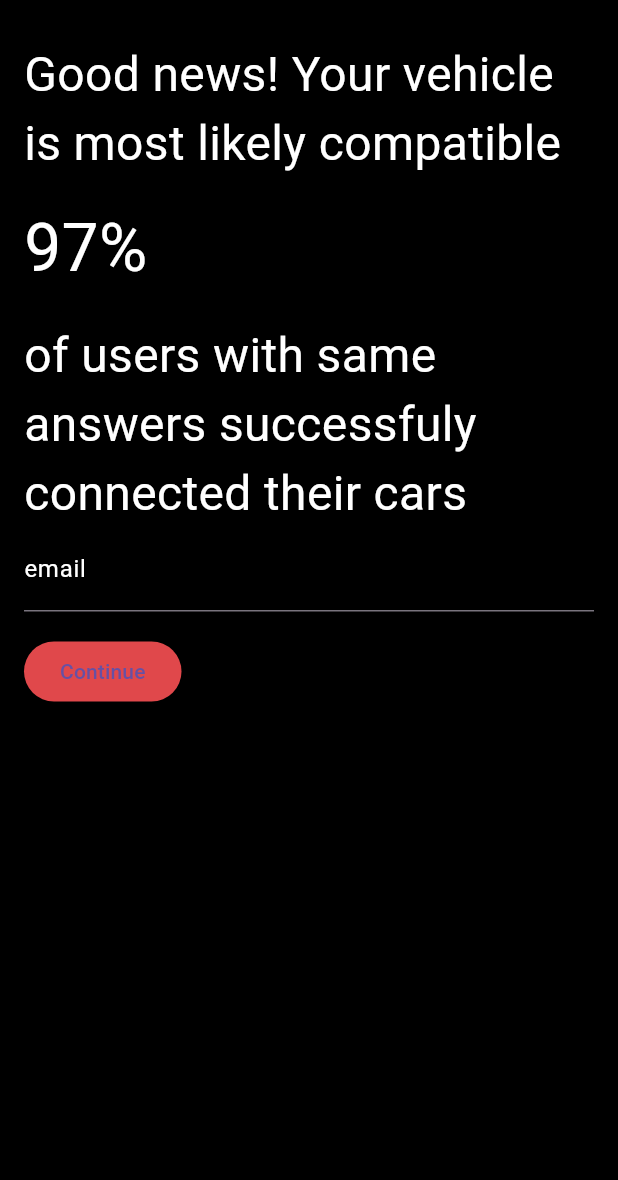
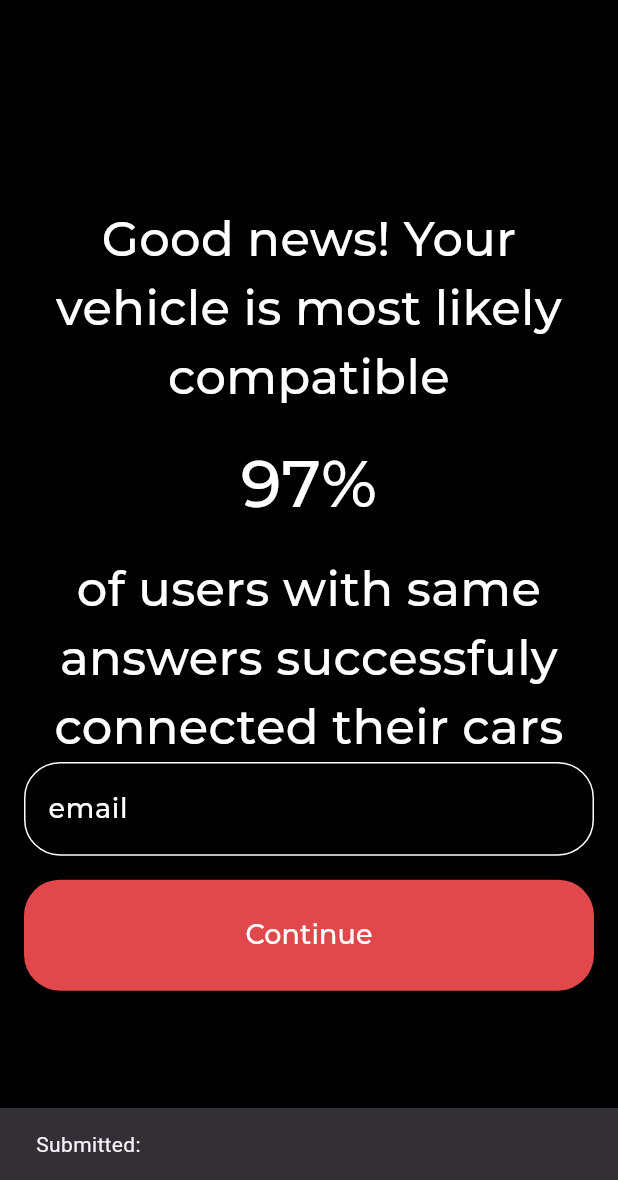
Before and after one commit to ramilsalihar/dynamic_ui, a Flutter app: the screen it shows after launch, after a tap on "Continue", on a phone screen of 412 x 824 dp, the part 56-1236 px from its top. Run offline on Flutter 3.47's test engine with Material 3 defaults, Android fonts, the light colour scheme and no system bars; our stand-ins replace cloud_firestore, firebase_core, flutter_riverpod, get_it, google_fonts; accounts and stored records are empty.

Commit message:
dynamic widgets updated

```diff
--- a/lib/screens/first_tab_screen.dart
+++ b/lib/screens/first_tab_screen.dart
@@ -1,68 +1,104 @@
 import 'package:dynamic_ui/core/config/component.dart';
 import 'package:dynamic_ui/core/config/screen_config.dart';
 import 'package:dynamic_ui/core/service_locator.dart';
+import 'package:dynamic_ui/core/theme.dart';
+import 'package:dynamic_ui/widgets/dynamic_component_builder.dart';
 import 'package:flutter/material.dart';
+import 'package:flutter_riverpod/flutter_riverpod.dart';
 
-class FirstTabScreen extends StatelessWidget {
+class FirstTabScreen extends ConsumerWidget {
   const FirstTabScreen({super.key});
 
   @override
-  Widget build(BuildContext context) {
+  Widget build(BuildContext context, WidgetRef ref) {
     final screenConfigController = getIt<ScreenConfigController>();
     final screenConfig = screenConfigController.screenConfig;
     final backgroundColor = screenConfigController.backgroundColor;
 
+    final theme = ref.watch(themeManagerProvider);
+    final inputController = TextEditingController();
 
     return Container(
       color: backgroundColor,
       child: Padding(
         padding: const EdgeInsets.all(16.0),
         child: Column(
-          crossAxisAlignment: CrossAxisAlignment.start,
-          children: screenConfig.components.map((component) {
-            return _buildComponent(component);
-          }).toList(),
+          mainAxisAlignment: MainAxisAlignment.center,
+          crossAxisAlignment: CrossAxisAlignment.center,
+          children: screenConfig.components
+              .map((component) => _buildCustomComponent(
+                    context: context,
+                    theme: theme,
+                    component: component,
+                    inputController: inputController,
+                  ))
+              .toList(),
         ),
       ),
     );
   }
+}
 
-  Widget _buildComponent(Component component) {
+Widget _buildCustomComponent({
+  required BuildContext context,
+  required ThemeData theme,
+  required Component component,
+  required TextEditingController inputController,
+}) {
+  final builder = DynamicComponentBuilder(context: context, theme: theme);
+
   switch (component.type) {
     case 'textView':
-        return Text(
-          component.params['text'] ?? 'Default Text',
-          style: TextStyle(
-            fontSize: (component.params['size'] ?? 16).toDouble(),
-            color: Color(
-                int.parse('0xFF${component.params['color'] ?? '000000'}')),
+      return builder.build(
+        Component(
+          type: 'textView',
+          params: {
+            ...component.params,
+          },
         ),
       );
-      case 'margin':
-        return SizedBox(
-          height: (component.params['paddingV'] ?? 8).toDouble(),
-          width: (component.params['paddingH'] ?? 8).toDouble(),
-        );
+
     case 'input':
-        return TextField(
-          decoration: InputDecoration(
-            labelText: component.params['inputName'] ?? 'Input',
-            labelStyle: TextStyle(
-              color: Color(int.parse('0xFF${component.params['color']}')),
-            ),
+      return builder.build(
+        Component(
+          type: 'input',
+          params: {
+            ...component.params,
+            'controller': inputController,
+          },
         ),
       );
+
+    case 'margin':
+      return builder.build(
+        Component(
+          type: 'margin',
+          params: {
+            ...component.params,
+          },
+        ),
+      );
+
     case 'nextButton':
-        return ElevatedButton(
-          style: ElevatedButton.styleFrom(
-            backgroundColor:
-                Color(int.parse('0xFF${component.params['color']}')),
+      return builder.build(
+        Component(
+          type: 'nextButton',
+          params: {
+            ...component.params,
+            'onPressed': () {
+              print('Here is my email: ${inputController.text}');
+
+              ScaffoldMessenger.of(context).showSnackBar(
+                SnackBar(
+                  content: Text('Submitted: ${inputController.text}'),
                 ),
-          onPressed: () {},
-          child: Text(component.params['text'] ?? 'Button'),
               );
+            },
+          },
+        ),
+      );
+
     default:
       return const SizedBox.shrink();
   }
 }
-}
--- a/lib/screens/second_tab_screen.dart
+++ b/lib/screens/second_tab_screen.dart
@@ -4,7 +4,7 @@ import 'package:dynamic_ui/core/service_locator.dart';
 import 'package:dynamic_ui/core/theme.dart';
 import 'package:dynamic_ui/models/task.dart';
 import 'package:dynamic_ui/notifiers/task_notifier.dart';
-import 'package:dynamic_ui/screens/tasks/task_card.dart';
+import 'package:dynamic_ui/widgets/task_card.dart';
 import 'package:flutter/material.dart';
 import 'package:flutter_riverpod/flutter_riverpod.dart';
 
@@ -70,7 +70,12 @@ class SecondTabScreenState extends ConsumerState<SecondTabScreen>
           : RefreshIndicator(
         onRefresh: _onRefresh,
         child: ListView.builder(
-          padding: const EdgeInsets.only(top: 20),
+          padding: const EdgeInsets.only(
+            top: 16,
+            left: 16,
+            right: 16,
+            bottom: kToolbarHeight * 2,
+          ),
           itemCount: tasks.length,
           itemBuilder: (context, index) {
             final task = tasks[index];
--- /dev/null
+++ b/lib/widgets/dynamic_component_builder.dart
@@ -0,0 +1,103 @@
+import 'package:dynamic_ui/core/config/component.dart';
+import 'package:flutter/material.dart';
+
+class DynamicComponentBuilder {
+  final BuildContext context;
+  final ThemeData theme;
+
+  DynamicComponentBuilder({
+    required this.context,
+    required this.theme,
+  });
+
+  Widget build(Component component) {
+    switch (component.type) {
+      case 'textView':
+        return _buildTextView(component);
+      case 'margin':
+        return _buildMargin(component);
+      case 'input':
+        return _buildInput(component);
+      case 'nextButton':
+        return _buildNextButton(component);
+      default:
+        return const SizedBox.shrink();
+    }
+  }
+
+  Widget _buildTextView(Component component) {
+    return Text(
+      component.params['text'] ?? 'Default Text',
+      style: theme.textTheme.headlineMedium?.copyWith(
+        fontSize: (component.params['size'] ?? 16).toDouble(),
+        color: Color(
+          int.parse('0xFF${component.params['color'] ?? '000000'}'),
+        ),
+      ),
+      textAlign: TextAlign.center,
+    );
+  }
+
+  Widget _buildMargin(Component component) {
+    return SizedBox(
+      height: (component.params['paddingV'] ?? 8).toDouble(),
+      width: (component.params['paddingH'] ?? 8).toDouble(),
+    );
+  }
+
+  Widget _buildInput(Component component) {
+    final controller = component.params['controller'] as TextEditingController?;
+
+    return Container(
+      padding: const EdgeInsets.symmetric(
+        horizontal: 15,
+      ),
+      decoration: BoxDecoration(
+        border: Border.all(
+          color: Color(int.parse('0xFF${component.params['color']}')),
+        ),
+        borderRadius: BorderRadius.circular(24),
+      ),
+      child: TextFormField(
+        controller: controller,
+        style: theme.textTheme.headlineMedium?.copyWith(
+          color: Color(int.parse('0xFF${component.params['color']}')),
+        ),
+        decoration: InputDecoration(
+          labelText: component.params['inputName'] ?? 'Input',
+          labelStyle: theme.textTheme.headlineMedium?.copyWith(
+            color: Color(int.parse('0xFF${component.params['color']}')),
+          ),
+          border: InputBorder.none,
+        ),
+      ),
+    );
+  }
+
+  Widget _buildNextButton(Component component) {
+    final onPressed = component.params['onPressed'] as VoidCallback?;
+
+    return SizedBox(
+      width: double.infinity,
+      child: ElevatedButton(
+        style: ElevatedButton.styleFrom(
+          padding: const EdgeInsets.symmetric(
+            vertical: 24,
+            horizontal: 48,
+          ),
+          backgroundColor: Color(int.parse('0xFF${component.params['color']}')),
+          shape: RoundedRectangleBorder(
+            borderRadius: BorderRadius.circular(24),
+          ),
+        ),
+        onPressed: onPressed,
+        child: Text(
+          component.params['text'] ?? 'Button',
+          style: theme.textTheme.headlineMedium!.copyWith(
+            color: Colors.white,
+          ),
+        ),
+      ),
+    );
+  }
+}
--- a/lib/screens/tasks/task_card.dart
+++ b/lib/widgets/task_card.dart
@@ -19,6 +19,7 @@ class TaskCard extends ConsumerWidget with DialogHelper {
   Widget build(BuildContext context, WidgetRef ref) {
     final taskNotifier = ref.read(taskNotifierProvider.notifier);
     final theme = ref.read(themeManagerProvider);
+    final size = MediaQuery.of(context).size;
 
     return GestureDetector(
       onTap: () {
@@ -29,6 +30,7 @@ class TaskCard extends ConsumerWidget with DialogHelper {
         );
       },
       child: Container(
+        width: size.width * 0.9,
         margin: const EdgeInsets.symmetric(
           vertical: 5,
           horizontal: 10,
@@ -49,12 +51,15 @@ class TaskCard extends ConsumerWidget with DialogHelper {
           child: Row(
             mainAxisAlignment: MainAxisAlignment.spaceBetween,
             children: [
-              Column(
+              SizedBox(
+                width: size.width * 0.6,
+                child: Column(
                   crossAxisAlignment: CrossAxisAlignment.start,
                   children: [
                     Text(
                       'Task ID: ${task.taskId}',
                       style: theme.textTheme.headlineLarge,
+                      maxLines: 5,
                     ),
                     const SizedBox(height: 10),
                     Column(
@@ -63,6 +68,7 @@ class TaskCard extends ConsumerWidget with DialogHelper {
                         Text(
                           'Created At: ${task.createdAt.toFormattedString()}',
                           style: theme.textTheme.headlineMedium,
+                          maxLines: 5,
                         ),
                         const SizedBox(height: 10),
                         Container(
@@ -84,6 +90,7 @@ class TaskCard extends ConsumerWidget with DialogHelper {
                       ],
                     ),
                   ],
+                ),
               ),
               Row(
                 mainAxisAlignment: MainAxisAlignment.end,
```
Lines whose indentation alone changed are shown as unchanged.
